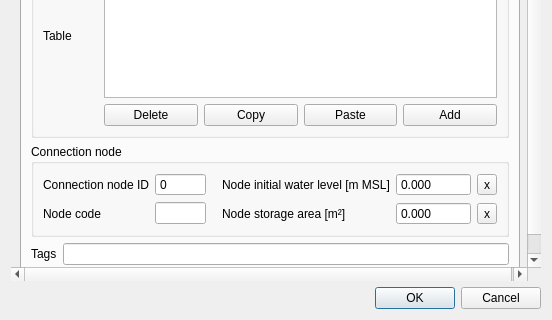
Qt form threedi_schematisation_editor/forms/ui/boundary_condition_1d.ui (nens/threedi-schematisation-editor) before a commit; both pictures show x 0 to 552 and y 237 to 557 of the 552 by 557 pixel window.
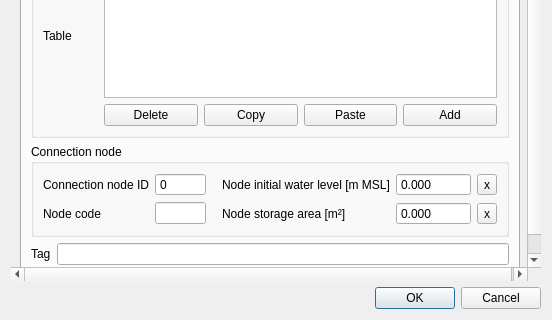
The same form after that commit.

```diff
--- a/threedi_schematisation_editor/forms/ui/boundary_condition_1d.ui
+++ b/threedi_schematisation_editor/forms/ui/boundary_condition_1d.ui
@@ -214,7 +214,7 @@
              <item>
               <widget class="QLabel" name="label_42">
                <property name="text">
-                <string>Tags</string>
+                <string>Tag</string>
                </property>
               </widget>
              </item>
```
